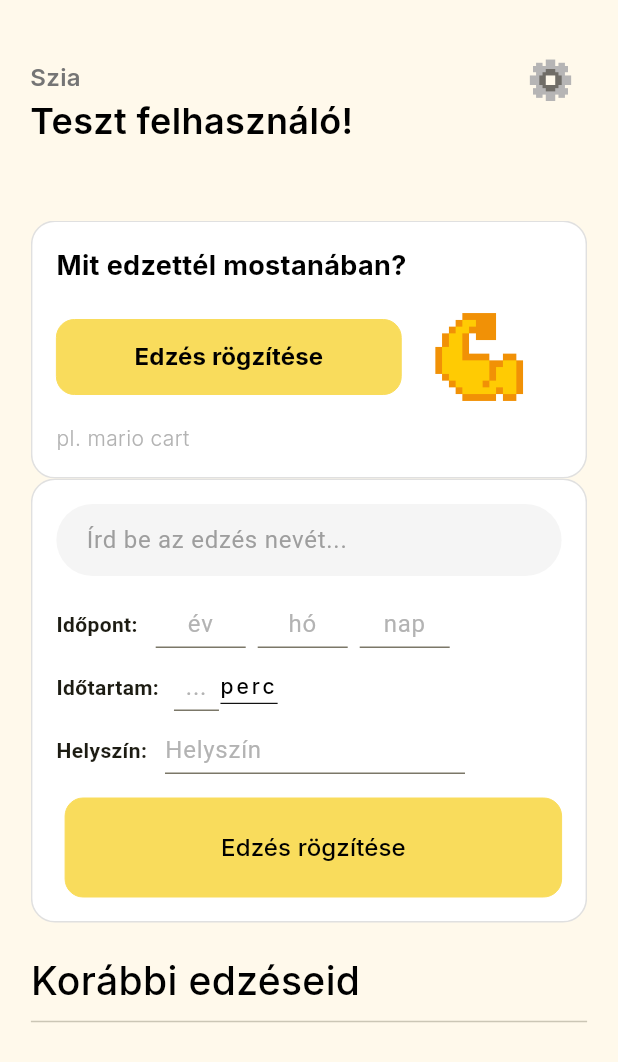
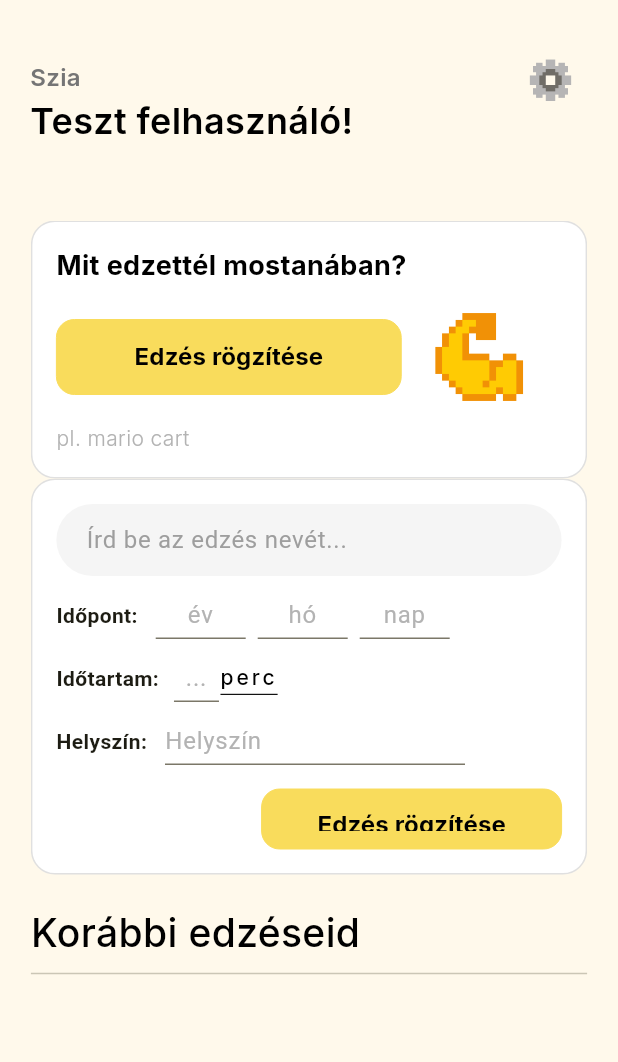
Before and after one commit to T0liver/recout, a Flutter app: the screen it shows after launch, on a phone screen of 412 x 824 dp. Shown: the top 1062 px of the screen. Run offline on Flutter 3.47's test engine with Material 3 defaults, Android fonts, the phone set to English and light mode, and no system bars.

Commit message:
Fixing some UI things - Fixing the button's size - Reducing the distance between the box input on the top and the other things

```diff
--- a/lib/cards.dart
+++ b/lib/cards.dart
@@ -124,7 +124,7 @@ class _InputWorkoutCardState extends State<InputWorkoutCard> {
             crossAxisAlignment: CrossAxisAlignment.start,
             children: [
               BoxInputLabel(controller: nameController, placeholder: l10n.inputworkout,),
-              const SizedBox(height: 16),
+              const SizedBox(height: 10),
 
               Row(
                 crossAxisAlignment: CrossAxisAlignment.center,
@@ -165,11 +165,12 @@ class _InputWorkoutCardState extends State<InputWorkoutCard> {
                 alignment: Alignment.centerRight,
                 child: Button(
                   text: 'Edzés rögzítése',
+                  size: const Size(200, 40),
                   style: const TextStyle(
-                      fontFamily: 'Inter',
-                      fontWeight: FontWeight.w500,
-                      fontSize: 16,
-                      color: Colors.black
+                    fontFamily: 'Inter',
+                    fontWeight: FontWeight.w700,
+                    fontSize: 16,
+                    color: Colors.black,
                   ),
                   padding: const EdgeInsets.symmetric(horizontal: 16, vertical: 12),
                   onPressed: () => getWorkoutData(),
```
